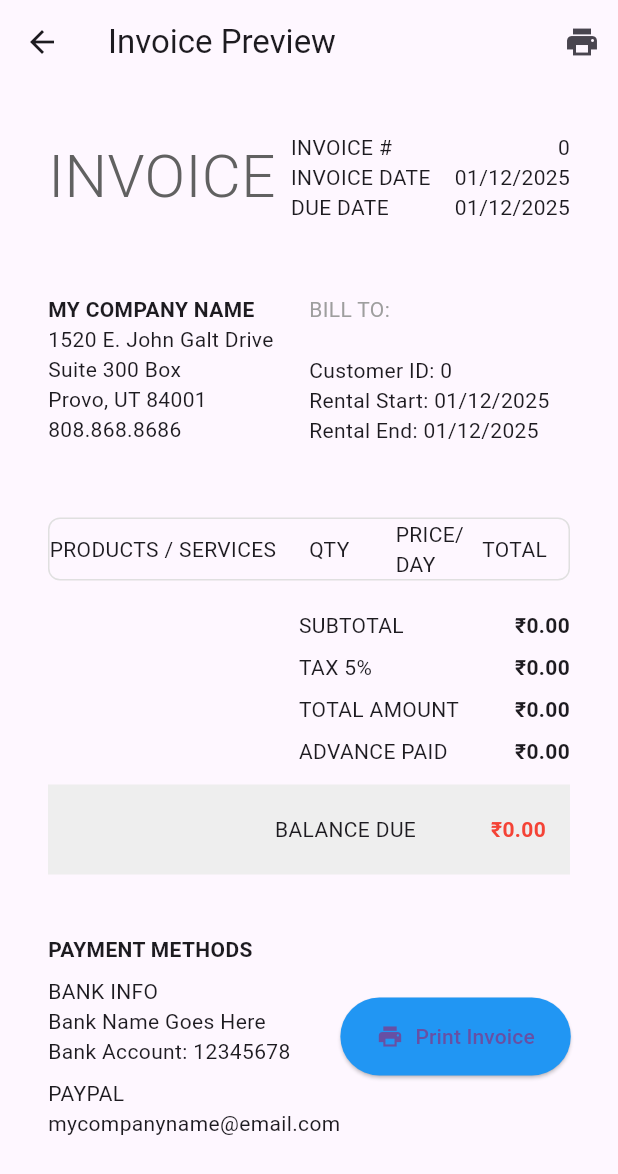
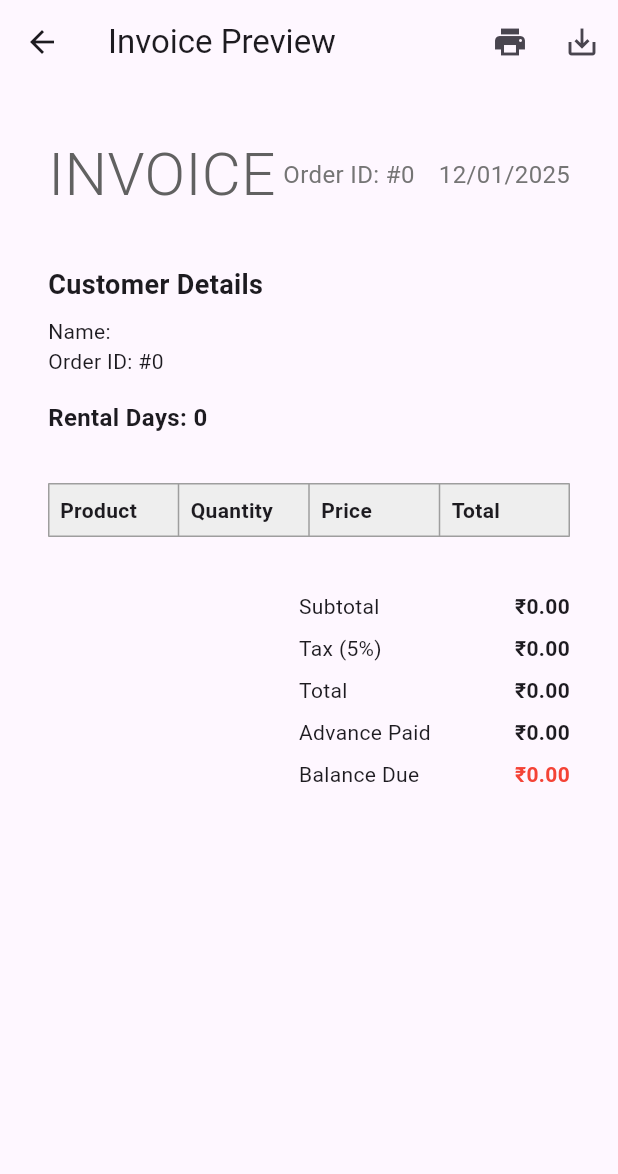
Before and after one commit to Jainaveen-M/stock_rental, a Flutter app: the RetailBillPreview screen opened directly with empty values, after a tap on the "print" icon, on a phone screen of 412 x 824 dp. Shown: the top 1174 px of the screen. Run offline on Flutter 3.47's test engine with Material 3 defaults, Android fonts, the light colour scheme and no system bars; our stand-ins replace data_table_2, flutter_svg, pdf, printing, sembast.

Commit message:
Added filter

```diff
--- a/lib/order/create_order_screen.dart
+++ b/lib/order/create_order_screen.dart
@@ -671,6 +671,9 @@ class _CreateOrderScreenState extends State<CreateOrderScreen> {
         builder: (context) => RetailBillPreview(
           order: previewOrder,
           rentalDays: endDate!.difference(startDate!).inDays + 1,
+          advanceAmount: double.tryParse(_advanceController.text) ?? 0.0,
+          balanceAmount: _calculateTotal() -
+              (double.tryParse(_advanceController.text) ?? 0.0),
         ),
       ),
     );
--- a/lib/order/order_dashboard.dart
+++ b/lib/order/order_dashboard.dart
@@ -81,8 +81,10 @@ class _OrdersDashboardState extends State<OrdersDashboard> {
       bool matchesSearch = order.orderId.toString().contains(query) ||
           order.customerName.toLowerCase().contains(query);
 
-      if (filterStatus == 'All') return matchesSearch;
-      return matchesSearch && order.status.name == filterStatus;
+      bool matchesStatus = filterStatus == 'All' ||
+          order.status.name.toLowerCase() == filterStatus.toLowerCase();
+
+      return matchesSearch && matchesStatus;
     }).toList();
   }
 
@@ -224,7 +226,7 @@ class _OrdersDashboardState extends State<OrdersDashboard> {
                 prefixIcon: Icon(Icons.search),
                 border: OutlineInputBorder(),
               ),
-              onChanged: (_) => setState(() {}),
+              onChanged: (_) => _updatePaginatedOrders(),
             ),
           ),
           SizedBox(width: 16),
@@ -236,7 +238,12 @@ class _OrdersDashboardState extends State<OrdersDashboard> {
                 child: Text(status),
               );
             }).toList(),
-            onChanged: (value) => setState(() => filterStatus = value!),
+            onChanged: (value) {
+              setState(() {
+                filterStatus = value!;
+                _updatePaginatedOrders();
+              });
+            },
           ),
         ],
       ),
@@ -324,6 +331,7 @@ class _OrdersDashboardState extends State<OrdersDashboard> {
                 DataColumn2(label: Text('Customer'), size: ColumnSize.M),
                 DataColumn2(label: Text('Start Date'), size: ColumnSize.M),
                 DataColumn2(label: Text('End Date'), size: ColumnSize.M),
+                DataColumn2(label: Text('Total Value'), size: ColumnSize.S),
                 DataColumn2(label: Text('Status'), size: ColumnSize.S),
                 DataColumn2(label: Text('Actions'), size: ColumnSize.L),
               ],
@@ -365,6 +373,8 @@ class _OrdersDashboardState extends State<OrdersDashboard> {
                         fontWeight: endsToday ? FontWeight.bold : null,
                       ),
                     )),
+                    DataCell(Text(
+                        '₹${_calculateOrderTotal(order).toStringAsFixed(2)}')),
                     DataCell(_buildStatusChip(order.status.name)),
                     DataCell(_buildActionButtons(order)),
                   ],
@@ -502,6 +512,9 @@ class _OrdersDashboardState extends State<OrdersDashboard> {
           rentalDays: order.endDate != null && order.startDate != null
               ? order.endDate!.difference(order.startDate!).inDays + 1
               : 1,
+          advanceAmount: order.advanceAmount ?? 0.0,
+          balanceAmount:
+              (order.totalAmount ?? 0.0) - (order.advanceAmount ?? 0.0),
         ),
       ),
     );
@@ -610,6 +623,18 @@ class _OrdersDashboardState extends State<OrdersDashboard> {
       );
     }
   }
+
+  double _calculateOrderTotal(Order order) {
+    final rentalDays = order.endDate != null && order.startDate != null
+        ? order.endDate!.difference(order.startDate!).inDays + 1
+        : 1;
+
+    return order.products.fold<double>(
+      0.0,
+      (sum, product) =>
+          sum + (product.quantity * (product.price ?? 0) * rentalDays),
+    );
+  }
 }
 
 class OrderDetailsDialog extends StatelessWidget {
--- a/lib/order/retail_bill_preview.dart
+++ b/lib/order/retail_bill_preview.dart
@@ -1,20 +1,25 @@
+import 'dart:developer';
+import 'dart:io';
 import 'package:flutter/material.dart';
 import 'package:intl/intl.dart';
-import 'package:stock_rental/model/order.dart';
 import 'package:pdf/pdf.dart';
 import 'package:pdf/widgets.dart' as pw;
 import 'package:printing/printing.dart';
-import 'package:stock_rental/repo/payment_db_helper.dart';
-import 'package:stock_rental/model/payment.dart';
+import 'package:stock_rental/model/order.dart';
+import 'package:path_provider/path_provider.dart';
 
 class RetailBillPreview extends StatelessWidget {
   final Order order;
   final int rentalDays;
+  final double advanceAmount;
+  final double balanceAmount;
 
   const RetailBillPreview({
     Key? key,
     required this.order,
     required this.rentalDays,
+    required this.advanceAmount,
+    required this.balanceAmount,
   }) : super(key: key);
 
   @override
@@ -34,7 +39,11 @@ class RetailBillPreview extends StatelessWidget {
         actions: [
           IconButton(
             icon: Icon(Icons.print),
-            onPressed: () => _printBill(context, total),
+            onPressed: () => _printBill(context, total, subtotal, tax),
+          ),
+          IconButton(
+            icon: Icon(Icons.save_alt),
+            onPressed: () => _saveAsPdf(context, total, subtotal, tax),
           ),
         ],
       ),
@@ -58,205 +67,256 @@ class RetailBillPreview extends StatelessWidget {
                       ),
                     ),
                     Row(
-                      crossAxisAlignment: CrossAxisAlignment.start,
                       children: [
-                        Column(
-                          crossAxisAlignment: CrossAxisAlignment.start,
-                          children: [
-                            Text('INVOICE #'),
-                            Text('INVOICE DATE'),
-                            Text('DUE DATE'),
-                          ],
+                        Text(
+                          'Order ID: #${order.orderId}',
+                          style: TextStyle(
+                            fontSize: 16,
+                            color: Colors.grey[600],
+                          ),
                         ),
                         SizedBox(width: 16),
-                        Column(
-                          crossAxisAlignment: CrossAxisAlignment.end,
-                          children: [
-                            Text(order.orderId.toString()),
-                            Text(DateFormat('MM/dd/yyyy')
-                                .format(order.orderDate)),
-                            Text(DateFormat('MM/dd/yyyy')
-                                .format(order.endDate ?? order.orderDate)),
-                          ],
+                        Text(
+                          DateFormat('dd/MM/yyyy').format(order.orderDate),
+                          style: TextStyle(
+                            fontSize: 16,
+                            color: Colors.grey[600],
+                          ),
                         ),
                       ],
                     ),
                   ],
                 ),
-                SizedBox(height: 48),
-                Row(
-                  crossAxisAlignment: CrossAxisAlignment.start,
-                  children: [
-                    Expanded(
-                      child: Column(
-                        crossAxisAlignment: CrossAxisAlignment.start,
-                        children: [
-                          Text('MY COMPANY NAME',
-                              style: TextStyle(fontWeight: FontWeight.bold)),
-                          Text('1520 E. John Galt Drive'),
-                          Text('Suite 300 Box'),
-                          Text('Provo, UT 84001'),
-                          Text('808.868.8686'),
+                SizedBox(height: 32),
+                _buildCustomerDetails(),
+                SizedBox(height: 16),
+                Text(
+                  'Rental Days: $rentalDays',
+                  style: TextStyle(fontSize: 16, fontWeight: FontWeight.bold),
+                ),
+                SizedBox(height: 32),
+                _buildProductTable(),
+                SizedBox(height: 32),
+                _buildTotalRow('Subtotal', subtotal),
+                _buildTotalRow('Tax (5%)', tax),
+                _buildTotalRow('Total', total),
+                _buildTotalRow('Advance Paid', advanceAmount),
+                _buildTotalRow('Balance Due', balanceAmount,
+                    isHighlighted: true),
               ],
             ),
           ),
-                    Expanded(
-                      child: Column(
-                        crossAxisAlignment: CrossAxisAlignment.start,
+        ),
+      ),
+    );
+  }
+
+  Future<void> _printBill(
+      BuildContext context, double total, double subtotal, double tax) async {
+    final pdf = pw.Document();
+
+    pdf.addPage(
+      pw.Page(
+        build: (pw.Context context) => pw.Column(
+          crossAxisAlignment: pw.CrossAxisAlignment.start,
           children: [
-                          Text('BILL TO:',
-                              style: TextStyle(color: Colors.grey)),
-                          Text(order.customerName,
-                              style: TextStyle(fontWeight: FontWeight.bold)),
-                          Text('Customer ID: ${order.customerId}'),
-                          if (order.startDate != null)
-                            Text(
-                                'Rental Start: ${DateFormat('MM/dd/yyyy').format(order.startDate!)}'),
-                          if (order.endDate != null)
-                            Text(
-                                'Rental End: ${DateFormat('MM/dd/yyyy').format(order.endDate!)}'),
+            pw.Text('RENTAL INVOICE',
+                style:
+                    pw.TextStyle(fontSize: 24, fontWeight: pw.FontWeight.bold)),
+            pw.Divider(),
+            pw.Row(
+              mainAxisAlignment: pw.MainAxisAlignment.spaceBetween,
+              children: [
+                pw.Column(
+                  crossAxisAlignment: pw.CrossAxisAlignment.start,
+                  children: [
+                    pw.Text('Customer: ${order.customerName}'),
+                    pw.Text('Order ID: #${order.orderId}'),
+                  ],
+                ),
+                pw.Text(DateFormat('dd/MM/yyyy').format(order.orderDate)),
+              ],
+            ),
+            pw.SizedBox(height: 20),
+            pw.Text('Rental Days: $rentalDays',
+                style: pw.TextStyle(fontWeight: pw.FontWeight.bold)),
+            pw.SizedBox(height: 20),
+            pw.Table.fromTextArray(
+              context: context,
+              data: <List<String>>[
+                <String>['Product', 'Quantity', 'Price', 'Total'],
+                ...order.products.map((product) => [
+                      product.productName,
+                      product.quantity.toString(),
+                      '₹${product.price?.toStringAsFixed(2) ?? '0.00'}',
+                      '₹${(product.quantity * (product.price ?? 0)).toStringAsFixed(2)}'
+                    ])
+              ],
+            ),
+            pw.Divider(),
+            pw.Align(
+              alignment: pw.Alignment.centerRight,
+              child: pw.Column(
+                crossAxisAlignment: pw.CrossAxisAlignment.end,
+                children: [
+                  pw.Text('Subtotal: ₹${subtotal.toStringAsFixed(2)}'),
+                  pw.Text('Tax (5%): ₹${tax.toStringAsFixed(2)}'),
+                  pw.Text('Total: ₹${total.toStringAsFixed(2)}'),
+                  pw.Text('Advance Paid: ₹${advanceAmount.toStringAsFixed(2)}'),
+                  pw.Text('Balance Due: ₹${balanceAmount.toStringAsFixed(2)}',
+                      style: pw.TextStyle(fontWeight: pw.FontWeight.bold)),
                 ],
               ),
             ),
           ],
         ),
-                SizedBox(height: 48),
-                Container(
-                  decoration: BoxDecoration(
-                    border: Border.all(color: Colors.grey.shade300),
-                    borderRadius: BorderRadius.circular(8),
       ),
-                  child: Column(
+    );
+
+    await Printing.layoutPdf(
+        onLayout: (PdfPageFormat format) async => pdf.save());
+  }
+
+  Future<void> _saveAsPdf(
+      BuildContext context, double total, double subtotal, double tax) async {
+    final pdf = pw.Document();
+
+    pdf.addPage(
+      pw.Page(
+        build: (pw.Context context) => pw.Column(
+          crossAxisAlignment: pw.CrossAxisAlignment.start,
           children: [
-                      Row(
+            pw.Text('RENTAL INVOICE',
+                style:
+                    pw.TextStyle(fontSize: 24, fontWeight: pw.FontWeight.bold)),
+            pw.Divider(),
+            pw.Row(
+              mainAxisAlignment: pw.MainAxisAlignment.spaceBetween,
               children: [
-                          Expanded(flex: 3, child: Text('PRODUCTS / SERVICES')),
-                          Expanded(child: Text('QTY')),
-                          Expanded(child: Text('PRICE/DAY')),
-                          Expanded(child: Text('TOTAL')),
+                pw.Column(
+                  crossAxisAlignment: pw.CrossAxisAlignment.start,
+                  children: [
+                    pw.Text('Customer: ${order.customerName}'),
+                    pw.Text('Order ID: #${order.orderId}'),
                   ],
                 ),
-                      ...order.products.map((product) {
-                        final total = (product.quantity *
-                                (product.price ?? 0) *
-                                rentalDays)
-                            .toDouble();
-                        return Container(
-                          padding: EdgeInsets.symmetric(vertical: 8),
-                          decoration: BoxDecoration(
-                            border: Border(
-                                bottom:
-                                    BorderSide(color: Colors.grey.shade200)),
-                          ),
-                          child: Row(
-                            children: [
-                              Expanded(
-                                  flex: 3, child: Text(product.productName)),
-                              Expanded(child: Text('${product.quantity}')),
-                              Expanded(
-                                  child: Text(
-                                      '₹${(product.price ?? 0).toStringAsFixed(2)}')),
-                              Expanded(
-                                  child: Text('₹${total.toStringAsFixed(2)}')),
+                pw.Text(DateFormat('dd/MM/yyyy').format(order.orderDate)),
               ],
             ),
-                        );
-                      }).toList(),
+            pw.SizedBox(height: 20),
+            pw.Text('Rental Days: $rentalDays',
+                style: pw.TextStyle(fontWeight: pw.FontWeight.bold)),
+            pw.SizedBox(height: 20),
+            pw.Table.fromTextArray(
+              context: context,
+              data: <List<String>>[
+                <String>['Product', 'Quantity', 'Price', 'Total'],
+                ...order.products.map((product) => [
+                      product.productName,
+                      product.quantity.toString(),
+                      '₹${product.price?.toStringAsFixed(2) ?? '0.00'}',
+                      '₹${(product.quantity * (product.price ?? 0)).toStringAsFixed(2)}'
+                    ])
               ],
             ),
-                ),
-                Container(
-                  padding: EdgeInsets.symmetric(vertical: 16),
-                  child: Column(
+            pw.Divider(),
+            pw.Align(
+              alignment: pw.Alignment.centerRight,
+              child: pw.Column(
+                crossAxisAlignment: pw.CrossAxisAlignment.end,
                 children: [
-                      _buildTotalRow('SUBTOTAL', subtotal),
-                      _buildTotalRow('TAX 5%', tax),
-                      _buildTotalRow('TOTAL AMOUNT', total),
-                      _buildTotalRow('ADVANCE PAID', order.advanceAmount),
-                      SizedBox(height: 8),
-                      Container(
-                        color: Colors.grey.shade200,
-                        padding: EdgeInsets.all(16),
-                        child: _buildTotalRow(
-                          'BALANCE DUE',
-                          total - order.advanceAmount,
-                          isHighlighted: true,
+                  pw.Text('Subtotal: ₹${subtotal.toStringAsFixed(2)}'),
+                  pw.Text('Tax (5%): ₹${tax.toStringAsFixed(2)}'),
+                  pw.Text('Total: ₹${total.toStringAsFixed(2)}'),
+                  pw.Text('Advance Paid: ₹${advanceAmount.toStringAsFixed(2)}'),
+                  pw.Text('Balance Due: ₹${balanceAmount.toStringAsFixed(2)}',
+                      style: pw.TextStyle(fontWeight: pw.FontWeight.bold)),
+                ],
               ),
             ),
           ],
         ),
       ),
-                SizedBox(height: 24),
-                Row(
-                  mainAxisAlignment: MainAxisAlignment.spaceBetween,
-                  children: [
-                    Column(
+    );
+
+    final output = await getTemporaryDirectory();
+    final file = File("${output.path}/invoice_${order.orderId}.pdf");
+    log("path to pdf --- ${output.path}/invoice_${order.orderId}.pdf");
+    await file.writeAsBytes(await pdf.save());
+
+    ScaffoldMessenger.of(context).showSnackBar(
+      SnackBar(content: Text('Invoice saved as PDF: ${file.path}')),
+    );
+  }
+
+  Widget _buildCustomerDetails() {
+    return Column(
       crossAxisAlignment: CrossAxisAlignment.start,
       children: [
-                        Text('PAYMENT METHODS',
+        Text(
+          'Customer Details',
+          style: TextStyle(fontWeight: FontWeight.bold, fontSize: 18),
+        ),
+        SizedBox(height: 8),
+        Text('Name: ${order.customerName}'),
+        Text('Order ID: #${order.orderId}'),
+      ],
+    );
+  }
+
+  Widget _buildProductTable() {
+    return Table(
+      border: TableBorder.all(color: Colors.grey),
+      children: [
+        TableRow(
+          decoration: BoxDecoration(color: Colors.grey[200]),
+          children: [
+            Padding(
+              padding: EdgeInsets.all(8),
+              child: Text('Product',
                   style: TextStyle(fontWeight: FontWeight.bold)),
-                        SizedBox(height: 8),
-                        Text('BANK INFO'),
-                        Text('Bank Name Goes Here'),
-                        Text('Bank Account: 12345678'),
-                        SizedBox(height: 8),
-                        Text('PAYPAL'),
-                        Text('mycompanyname@email.com'),
-                      ],
             ),
-                    ElevatedButton.icon(
-                      icon: Icon(Icons.print),
-                      label: Text('Print Invoice'),
-                      onPressed: () => _printBill(context, total),
-                      style: ElevatedButton.styleFrom(
-                        backgroundColor: Colors.blue,
-                        padding:
-                            EdgeInsets.symmetric(horizontal: 24, vertical: 16),
+            Padding(
+              padding: EdgeInsets.all(8),
+              child: Text('Quantity',
+                  style: TextStyle(fontWeight: FontWeight.bold)),
             ),
+            Padding(
+              padding: EdgeInsets.all(8),
+              child:
+                  Text('Price', style: TextStyle(fontWeight: FontWeight.bold)),
+            ),
+            Padding(
+              padding: EdgeInsets.all(8),
+              child:
+                  Text('Total', style: TextStyle(fontWeight: FontWeight.bold)),
             ),
           ],
         ),
-                FutureBuilder<List<Payment>>(
-                  future: PaymentDatabase().getPaymentsForOrder(order.orderId),
-                  builder: (context, snapshot) {
-                    if (snapshot.connectionState == ConnectionState.waiting) {
-                      return Padding(
-                        padding: EdgeInsets.all(16),
-                        child: Center(child: CircularProgressIndicator()),
-                      );
-                    }
-
-                    if (snapshot.hasError) {
-                      return Text('Error loading payment history');
-                    }
-
-                    final payments = snapshot.data ?? [];
-                    if (payments.isEmpty) {
-                      return SizedBox(); // Hide if no payment history
-                    }
-
-                    return Column(
-                      crossAxisAlignment: CrossAxisAlignment.start,
+        ...order.products.map((product) {
+          return TableRow(
             children: [
-                        Divider(height: 32),
-                        Text('Payment History',
-                            style: TextStyle(fontWeight: FontWeight.bold)),
-                        ...payments.map((payment) => ListTile(
-                              title: Text(
-                                  '₹${payment.advanceAmount.toStringAsFixed(2)}'),
-                              subtitle: Text(DateFormat('dd/MM/yyyy')
-                                  .format(payment.paymentDate)),
-                              trailing: Text(payment.paymentMode.toUpperCase()),
-                            )),
+              Padding(
+                padding: EdgeInsets.all(8),
+                child: Text(product.productName),
+              ),
+              Padding(
+                padding: EdgeInsets.all(8),
+                child: Text(product.quantity.toString()),
+              ),
+              Padding(
+                padding: EdgeInsets.all(8),
+                child: Text('₹${product.price?.toStringAsFixed(2) ?? '0.00'}'),
+              ),
+              Padding(
+                padding: EdgeInsets.all(8),
+                child: Text(
+                    '₹${(product.quantity * (product.price ?? 0)).toStringAsFixed(2)}'),
+              ),
             ],
           );
-                  },
-                ),
+        }).toList(),
       ],
-            ),
-          ),
-        ),
-      ),
     );
   }
 
@@ -280,91 +340,4 @@ class RetailBillPreview extends StatelessWidget {
       ),
     );
   }
-
-  Future<void> _printBill(BuildContext context, double total) async {
-    final pdf = pw.Document();
-
-    pdf.addPage(
-      pw.Page(
-        build: (pw.Context context) => pw.Column(
-          crossAxisAlignment: pw.CrossAxisAlignment.start,
-          children: [
-            pw.Text('RENTAL INVOICE',
-                style:
-                    pw.TextStyle(fontSize: 24, fontWeight: pw.FontWeight.bold)),
-            pw.Divider(),
-            pw.Row(
-              mainAxisAlignment: pw.MainAxisAlignment.spaceBetween,
-              children: [
-                pw.Column(
-                  crossAxisAlignment: pw.CrossAxisAlignment.start,
-                  children: [
-                    pw.Text('Invoice No: ${order.orderId}'),
-                    pw.Text(
-                        'Date: ${DateFormat('dd/MM/yyyy').format(DateTime.now())}'),
-                  ],
-                ),
-                pw.Column(
-                  crossAxisAlignment: pw.CrossAxisAlignment.end,
-                  children: [
-                    pw.Text('Rental Period: $rentalDays days'),
-                    if (order.startDate != null)
-                      pw.Text(
-                          'From: ${DateFormat('dd/MM/yyyy').format(order.startDate!)}'),
-                    if (order.endDate != null)
-                      pw.Text(
-                          'To: ${DateFormat('dd/MM/yyyy').format(order.endDate!)}'),
-                  ],
-                ),
-              ],
-            ),
-            pw.SizedBox(height: 20),
-            pw.Container(
-              padding: pw.EdgeInsets.all(10),
-              decoration: pw.BoxDecoration(
-                border: pw.Border.all(),
-              ),
-              child: pw.Column(
-                crossAxisAlignment: pw.CrossAxisAlignment.start,
-                children: [
-                  pw.Text('Customer Details:',
-                      style: pw.TextStyle(fontWeight: pw.FontWeight.bold)),
-                  pw.Text('Name: ${order.customerName}'),
-                  pw.Text('ID: ${order.customerId}'),
-                ],
-              ),
-            ),
-            pw.SizedBox(height: 20),
-            pw.Table.fromTextArray(
-              headers: ['Item', 'Qty', 'Rate/Day', 'Days', 'Amount'],
-              data: order.products.map((product) {
-                double total =
-                    (product.quantity * (product.price ?? 0) * rentalDays)
-                        .toDouble();
-                return [
-                  product.productName,
-                  product.quantity.toString(),
-                  '₹${(product.price ?? 0).toStringAsFixed(2)}',
-                  rentalDays.toString(),
-                  '₹${total.toStringAsFixed(2)}',
-                ];
-              }).toList(),
-            ),
-            pw.SizedBox(height: 20),
-            pw.Row(
-              mainAxisAlignment: pw.MainAxisAlignment.end,
-              children: [
-                pw.Text('Total Amount: ₹${total.toStringAsFixed(2)}',
-                    style: pw.TextStyle(fontWeight: pw.FontWeight.bold)),
-              ],
-            ),
-          ],
-        ),
-      ),
-    );
-
-    await Printing.layoutPdf(
-      onLayout: (PdfPageFormat format) async => pdf.save(),
-    );
 }
-}
--- a/lib/payment/payment_dashboard.dart
+++ b/lib/payment/payment_dashboard.dart
@@ -188,6 +188,9 @@ class _PaymentDashboardState extends State<PaymentDashboard> {
   void _showInvoicePreview(Order? order, Payment payment) {
     if (order == null) return;
 
+    final totalAmount = order.totalAmount ?? 0.0;
+    final advanceAmount = order.advanceAmount ?? 0.0;
+
     Navigator.push(
       context,
       MaterialPageRoute(
@@ -196,6 +199,8 @@ class _PaymentDashboardState extends State<PaymentDashboard> {
           rentalDays: order.endDate != null && order.startDate != null
               ? order.endDate!.difference(order.startDate!).inDays + 1
               : 1,
+          advanceAmount: advanceAmount,
+          balanceAmount: totalAmount - advanceAmount,
         ),
       ),
     );
```
Lines whose indentation alone changed are shown as unchanged.
